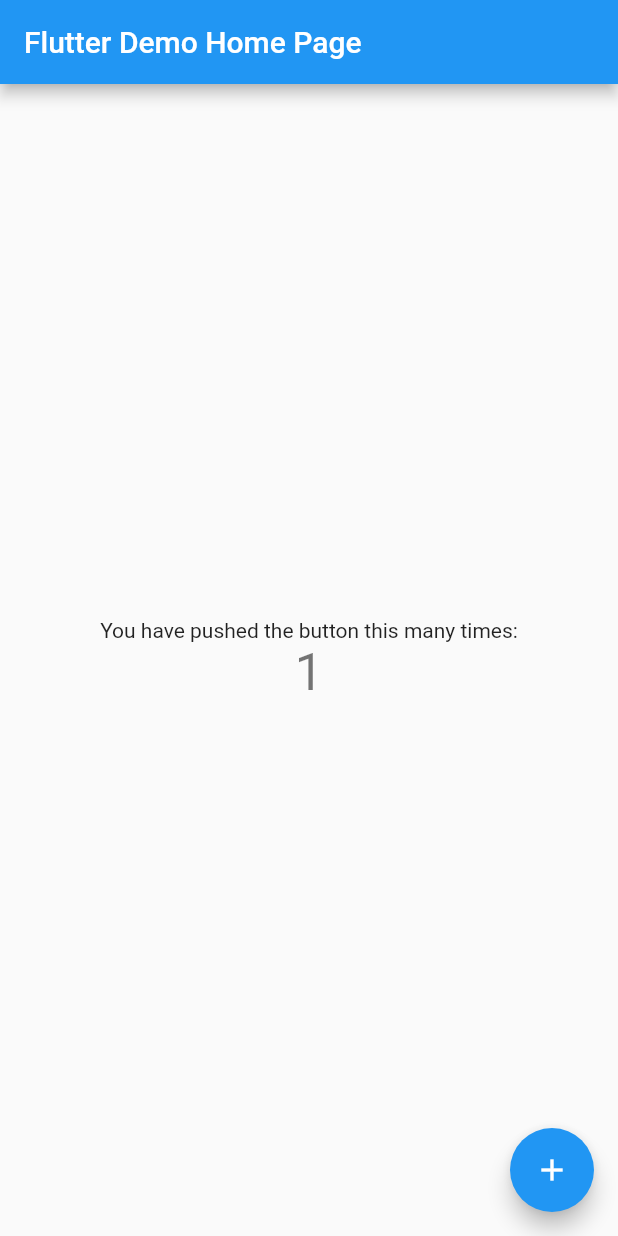
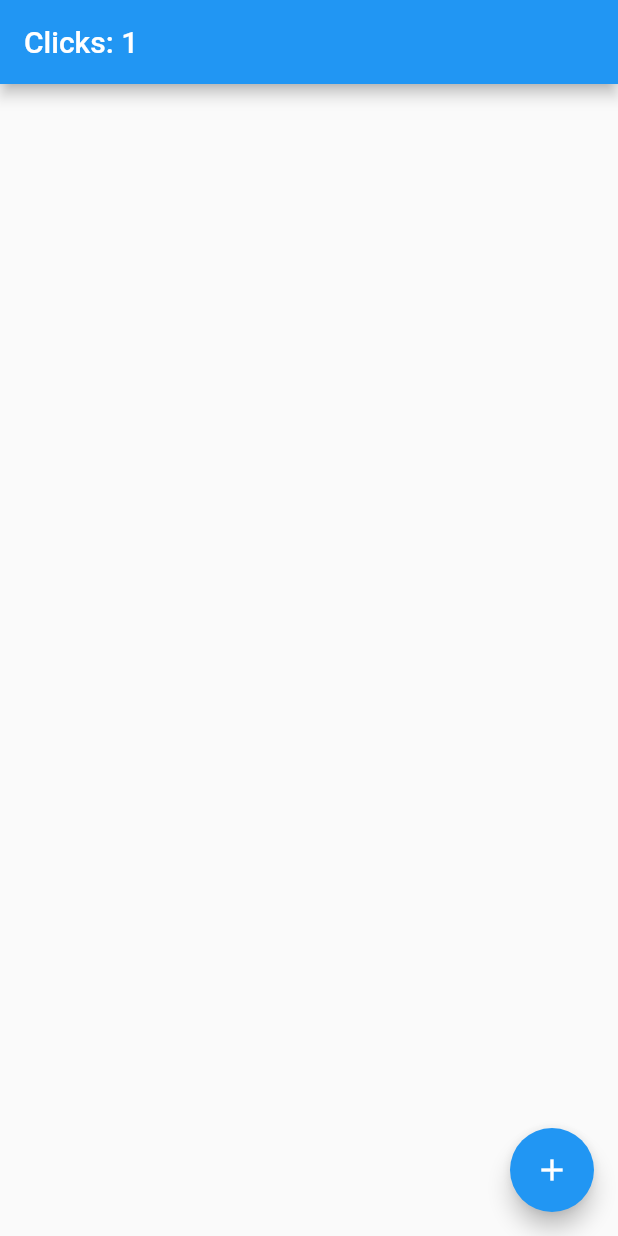
Before and after one commit to grtushar/getx-explorer, a Flutter app: the screen it shows after launch, after a tap on the "add" icon, on a phone screen of 412 x 824 dp. Run offline on Flutter 3.47's test engine with Material 2 defaults, Android fonts, the phone set to English and light mode, and no system bars; our stand-ins replace get.

Commit message:
:sparkles: Add counter functionality

```diff
--- a/lib/main.dart
+++ b/lib/main.dart
@@ -1,66 +1,43 @@
 import 'package:flutter/material.dart';
+import 'package:get/get.dart';
 
 void main() {
   runApp(MyApp());
 }
 
 class MyApp extends StatelessWidget {
-  // This widget is the root of your application.
   @override
   Widget build(BuildContext context) {
-    return MaterialApp(
+    return GetMaterialApp(
       title: 'Flutter Demo',
       theme: ThemeData(
         primarySwatch: Colors.blue,
         visualDensity: VisualDensity.adaptivePlatformDensity,
       ),
-      home: MyHomePage(title: 'Flutter Demo Home Page'),
+      home: Home(),
     );
   }
 }
 
-class MyHomePage extends StatefulWidget {
-  MyHomePage({Key key, this.title}) : super(key: key);
-  final String title;
-
-  @override
-  _MyHomePageState createState() => _MyHomePageState();
-}
-
-class _MyHomePageState extends State<MyHomePage> {
-  int _counter = 0;
-
-  void _incrementCounter() {
-    setState(() {
-      _counter++;
-    });
-  }
+class Home extends StatelessWidget {
+  final CountController _controller = Get.put(CountController());
 
   @override
   Widget build(BuildContext context) {
     return Scaffold(
       appBar: AppBar(
-        title: Text(widget.title),
-      ),
-      body: Center(
-        child: Column(
-          mainAxisAlignment: MainAxisAlignment.center,
-          children: <Widget>[
-            Text(
-              'You have pushed the button this many times:',
-            ),
-            Text(
-              '$_counter',
-              style: Theme.of(context).textTheme.headline4,
-            ),
-          ],
-        ),
+        title: Obx(() => Text("Clicks: ${_controller.count ?? 'empty'}")),
       ),
       floatingActionButton: FloatingActionButton(
-        onPressed: _incrementCounter,
-        tooltip: 'Increment',
         child: Icon(Icons.add),
-      ), // This trailing comma makes auto-formatting nicer for build methods.
+        onPressed: _controller.increment,
+      ),
     );
   }
 }
+
+class CountController extends GetxController {
+  var count = 0.obs;
+
+  increment() => count++;
+}
--- a/pubspec.yaml
+++ b/pubspec.yaml
@@ -23,6 +23,7 @@ environment:
 dependencies:
   flutter:
     sdk: flutter
+  get: ^3.26.0
 
 
   # The following adds the Cupertino Icons font to your application.
```
Also changed, not shown: pubspec.lock, 1 other file.
